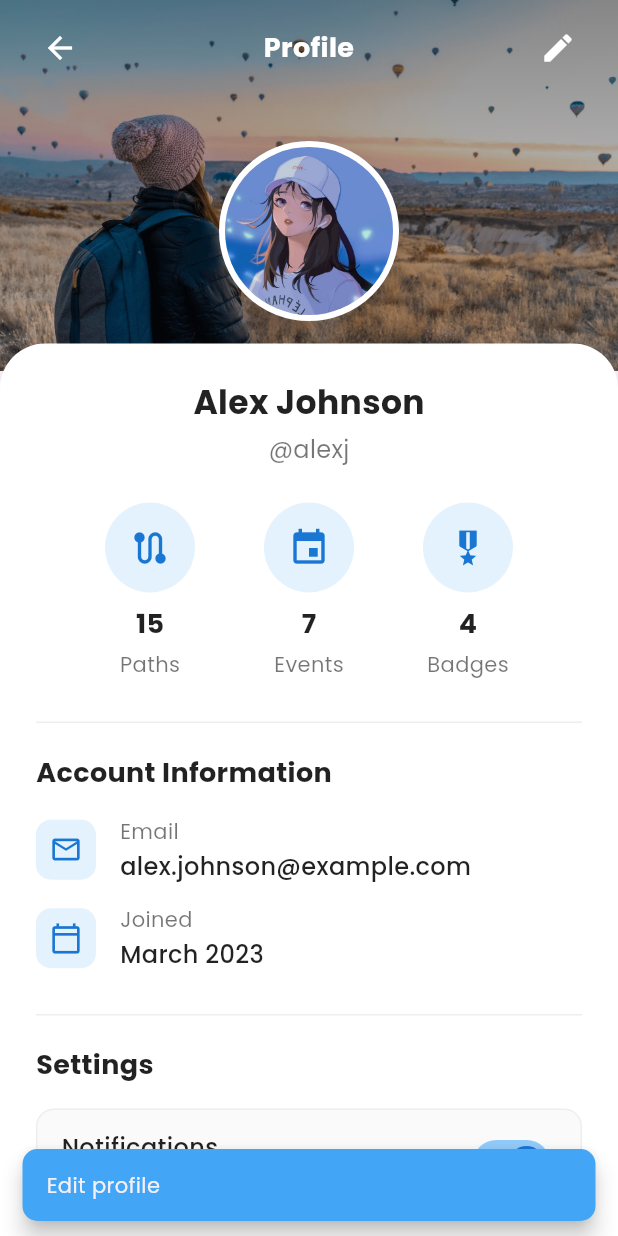
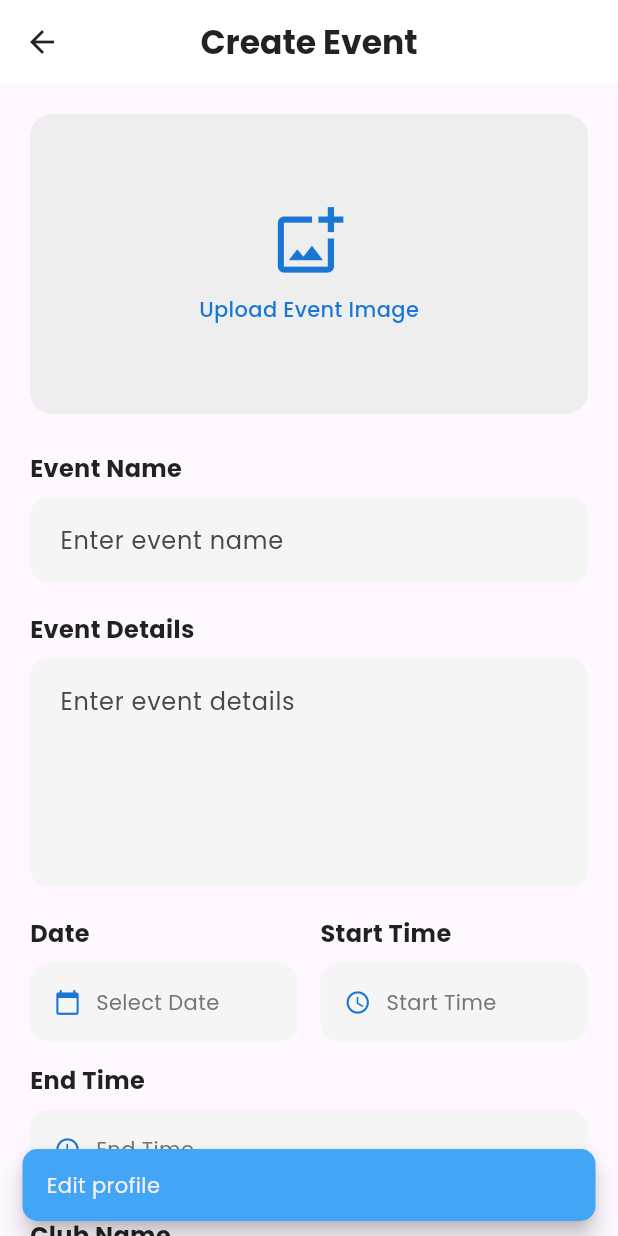
Before and after one commit to xponent-dmg/pathfinder, a Flutter app: the ProfilePage screen opened by its route, after a tap on the "edit" icon, on a phone screen of 412 x 824 dp. Run offline on Flutter 3.47's test engine with Material 3 defaults, Android fonts, the phone set to English and light mode, and no system bars; our stand-ins replace flutter_secure_storage, image_picker; accounts and stored records are empty.

Commit message:
feat: add image_picker dependency and update navigation for event creation

```diff
--- a/front_end/lib/main.dart
+++ b/front_end/lib/main.dart
@@ -1,9 +1,12 @@
 import 'package:flutter/material.dart';
+import 'package:path_finder/screens/club_leader.dart';
+import 'package:path_finder/screens/event_create_page.dart';
 import 'package:path_finder/screens/event_details_page.dart';
 import 'package:path_finder/screens/home_page.dart';
 import 'package:path_finder/screens/profile_page.dart';
 import 'package:path_finder/screens/signin.dart';
 import 'package:path_finder/screens/signup.dart';
+import 'package:path_finder/screens/start_page.dart';
 import './services/token_service.dart';
 import './utils/global.dart';
 
@@ -25,13 +28,16 @@ class MyApp extends StatelessWidget {
         primarySwatch: Colors.blue,
         visualDensity: VisualDensity.adaptivePlatformDensity,
       ),
-      initialRoute: '/signin',
+      initialRoute: '/',
       routes: {
-        '/': (context) => const App(),
+        '/': (context) => const StartPage(),
         '/home': (context) => const App(),
         '/signin': (context) => const SigninPage(),
+        '/signup': (context) => const SignupPage(),
         '/profile': (context) => const ProfilePage(),
+        '/clubleader': (context) => const ClubLeaderSignin(),
         '/event_details': (context) => const EventDetailsPage(),
+        '/event_create': (context) => const EventCreatePage(),
       },
     );
   }
--- a/front_end/lib/screens/event_create_page.dart
+++ b/front_end/lib/screens/event_create_page.dart
@@ -0,0 +1,556 @@
+import 'package:flutter/material.dart';
+import 'package:flutter/services.dart';
+import '../widgets/custom_snackbar.dart';
+import 'dart:io';
+import 'package:image_picker/image_picker.dart';
+
+class EventCreatePage extends StatefulWidget {
+  const EventCreatePage({super.key});
+
+  @override
+  State<EventCreatePage> createState() => _EventCreatePageState();
+}
+
+class _EventCreatePageState extends State<EventCreatePage> {
+  final _formKey = GlobalKey<FormState>();
+
+  // Controllers
+  final _eventNameController = TextEditingController();
+  final _eventDetailsController = TextEditingController();
+  final _eventLocationController = TextEditingController();
+  final _clubNameController = TextEditingController();
+
+  DateTime? _eventDate;
+  TimeOfDay? _startTime;
+  TimeOfDay? _endTime;
+  File? _imageFile;
+  final ImagePicker _picker = ImagePicker();
+
+  @override
+  void dispose() {
+    _eventNameController.dispose();
+    _eventDetailsController.dispose();
+    _eventLocationController.dispose();
+    _clubNameController.dispose();
+    super.dispose();
+  }
+
+  Future<void> _pickImage() async {
+    try {
+      final XFile? pickedFile = await _picker.pickImage(
+        source: ImageSource.gallery,
+        maxWidth: 1800,
+        maxHeight: 1800,
+      );
+      if (pickedFile != null) {
+        setState(() {
+          _imageFile = File(pickedFile.path);
+        });
+      }
+    } catch (e) {
+      ScaffoldMessenger.of(context).showSnackBar(
+        CustomSnackbar(
+          text: 'Failed to pick image: $e',
+          color: Colors.red,
+        ).build(),
+      );
+    }
+  }
+
+  Future<void> _selectDate(BuildContext context) async {
+    final DateTime? picked = await showDatePicker(
+      context: context,
+      initialDate: _eventDate ?? DateTime.now(),
+      firstDate: DateTime.now(),
+      lastDate: DateTime.now().add(const Duration(days: 365)),
+    );
+    if (picked != null && picked != _eventDate) {
+      setState(() {
+        _eventDate = picked;
+      });
+    }
+  }
+
+  Future<void> _selectStartTime(BuildContext context) async {
+    final TimeOfDay? picked = await showTimePicker(
+      context: context,
+      initialTime: _startTime ?? TimeOfDay.now(),
+    );
+    if (picked != null && picked != _startTime) {
+      setState(() {
+        _startTime = picked;
+      });
+    }
+  }
+
+  Future<void> _selectEndTime(BuildContext context) async {
+    final TimeOfDay? picked = await showTimePicker(
+      context: context,
+      initialTime: _endTime ?? TimeOfDay.now(),
+    );
+    if (picked != null && picked != _endTime) {
+      setState(() {
+        _endTime = picked;
+      });
+    }
+  }
+
+  void _handleCreateEvent() {
+    if (_formKey.currentState!.validate()) {
+      if (_eventDate == null) {
+        ScaffoldMessenger.of(context).showSnackBar(
+          CustomSnackbar(
+            text: 'Please select an event date',
+            color: Colors.red,
+          ).build(),
+        );
+        return;
+      }
+
+      if (_startTime == null || _endTime == null) {
+        ScaffoldMessenger.of(context).showSnackBar(
+          CustomSnackbar(
+            text: 'Please select start and end times',
+            color: Colors.red,
+          ).build(),
+        );
+        return;
+      }
+
+      if (_imageFile == null) {
+        ScaffoldMessenger.of(context).showSnackBar(
+          CustomSnackbar(
+            text: 'Please upload an event image',
+            color: Colors.red,
+          ).build(),
+        );
+        return;
+      }
+
+      // Process event creation
+      ScaffoldMessenger.of(context).showSnackBar(
+        CustomSnackbar(text: 'Creating event...').build(),
+      );
+
+      // Here you would typically submit the form data to an API
+      // For now, just show success and go back
+      Future.delayed(Duration(seconds: 2), () {
+        ScaffoldMessenger.of(context).showSnackBar(
+          CustomSnackbar(text: 'Event created successfully!').build(),
+        );
+
+        // Navigate back after success
+        Future.delayed(Duration(seconds: 1), () {
+          Navigator.pop(context);
+        });
+      });
+    }
+  }
+
+  String _formatDate(DateTime date) {
+    return "${date.day}/${date.month}/${date.year}";
+  }
+
+  String _formatTimeOfDay(TimeOfDay time) {
+    final hour = time.hour.toString().padLeft(2, '0');
+    final minute = time.minute.toString().padLeft(2, '0');
+    return "$hour:$minute";
+  }
+
+  @override
+  Widget build(BuildContext context) {
+    // Set status bar to transparent with light icons
+    SystemChrome.setSystemUIOverlayStyle(SystemUiOverlayStyle(
+      statusBarColor: Colors.transparent,
+      statusBarIconBrightness: Brightness.dark,
+    ));
+
+    return Scaffold(
+      appBar: AppBar(
+        backgroundColor: Colors.white,
+        elevation: 0,
+        iconTheme: IconThemeData(color: Colors.black87),
+        title: Text(
+          "Create Event",
+          style: TextStyle(
+            color: Colors.black87,
+            fontWeight: FontWeight.bold,
+          ),
+        ),
+        centerTitle: true,
+      ),
+      body: SingleChildScrollView(
+        child: Padding(
+          padding: const EdgeInsets.all(20.0),
+          child: Form(
+            key: _formKey,
+            child: Column(
+              crossAxisAlignment: CrossAxisAlignment.start,
+              children: [
+                // Event Image Upload
+                Center(
+                  child: GestureDetector(
+                    onTap: _pickImage,
+                    child: Container(
+                      width: double.infinity,
+                      height: 200,
+                      decoration: BoxDecoration(
+                        color: Colors.grey[200],
+                        borderRadius: BorderRadius.circular(15),
+                        image: _imageFile != null
+                            ? DecorationImage(
+                                image: FileImage(_imageFile!),
+                                fit: BoxFit.cover,
+                              )
+                            : null,
+                      ),
+                      child: _imageFile == null
+                          ? Column(
+                              mainAxisAlignment: MainAxisAlignment.center,
+                              children: [
+                                Icon(
+                                  Icons.add_photo_alternate_outlined,
+                                  size: 50,
+                                  color: Colors.blue[700],
+                                ),
+                                SizedBox(height: 10),
+                                Text(
+                                  "Upload Event Image",
+                                  style: TextStyle(
+                                    color: Colors.blue[700],
+                                    fontWeight: FontWeight.w500,
+                                  ),
+                                ),
+                              ],
+                            )
+                          : null,
+                    ),
+                  ),
+                ),
+                SizedBox(height: 25),
+
+                // Event Name
+                Text(
+                  "Event Name",
+                  style: TextStyle(
+                    fontSize: 16,
+                    fontWeight: FontWeight.bold,
+                    color: Colors.black87,
+                  ),
+                ),
+                SizedBox(height: 8),
+                TextFormField(
+                  controller: _eventNameController,
+                  decoration: InputDecoration(
+                    hintText: "Enter event name",
+                    fillColor: Colors.grey[100],
+                    filled: true,
+                    border: OutlineInputBorder(
+                      borderRadius: BorderRadius.circular(12),
+                      borderSide: BorderSide.none,
+                    ),
+                    contentPadding: EdgeInsets.symmetric(
+                      vertical: 16,
+                      horizontal: 16,
+                    ),
+                  ),
+                  validator: (value) {
+                    if (value == null || value.trim().isEmpty) {
+                      return 'Please enter event name';
+                    }
+                    return null;
+                  },
+                ),
+                SizedBox(height: 20),
+
+                // Event Details
+                Text(
+                  "Event Details",
+                  style: TextStyle(
+                    fontSize: 16,
+                    fontWeight: FontWeight.bold,
+                    color: Colors.black87,
+                  ),
+                ),
+                SizedBox(height: 8),
+                TextFormField(
+                  controller: _eventDetailsController,
+                  maxLines: 5,
+                  decoration: InputDecoration(
+                    hintText: "Enter event details",
+                    fillColor: Colors.grey[100],
+                    filled: true,
+                    border: OutlineInputBorder(
+                      borderRadius: BorderRadius.circular(12),
+                      borderSide: BorderSide.none,
+                    ),
+                    contentPadding: EdgeInsets.symmetric(
+                      vertical: 16,
+                      horizontal: 16,
+                    ),
+                  ),
+                  validator: (value) {
+                    if (value == null || value.trim().isEmpty) {
+                      return 'Please enter event details';
+                    }
+                    return null;
+                  },
+                ),
+                SizedBox(height: 20),
+
+                // Date and Time
+                Row(
+                  children: [
+                    Expanded(
+                      child: Column(
+                        crossAxisAlignment: CrossAxisAlignment.start,
+                        children: [
+                          Text(
+                            "Date",
+                            style: TextStyle(
+                              fontSize: 16,
+                              fontWeight: FontWeight.bold,
+                              color: Colors.black87,
+                            ),
+                          ),
+                          SizedBox(height: 8),
+                          InkWell(
+                            onTap: () => _selectDate(context),
+                            child: Container(
+                              padding: EdgeInsets.symmetric(
+                                vertical: 16,
+                                horizontal: 16,
+                              ),
+                              decoration: BoxDecoration(
+                                color: Colors.grey[100],
+                                borderRadius: BorderRadius.circular(12),
+                              ),
+                              child: Row(
+                                children: [
+                                  Icon(
+                                    Icons.calendar_today,
+                                    color: Colors.blue[700],
+                                    size: 18,
+                                  ),
+                                  SizedBox(width: 10),
+                                  Text(
+                                    _eventDate != null
+                                        ? _formatDate(_eventDate!)
+                                        : "Select Date",
+                                    style: TextStyle(
+                                      color: _eventDate != null
+                                          ? Colors.black87
+                                          : Colors.grey[600],
+                                    ),
+                                  ),
+                                ],
+                              ),
+                            ),
+                          ),
+                        ],
+                      ),
+                    ),
+                    SizedBox(width: 15),
+                    Expanded(
+                      child: Column(
+                        crossAxisAlignment: CrossAxisAlignment.start,
+                        children: [
+                          Text(
+                            "Start Time",
+                            style: TextStyle(
+                              fontSize: 16,
+                              fontWeight: FontWeight.bold,
+                              color: Colors.black87,
+                            ),
+                          ),
+                          SizedBox(height: 8),
+                          InkWell(
+                            onTap: () => _selectStartTime(context),
+                            child: Container(
+                              padding: EdgeInsets.symmetric(
+                                vertical: 16,
+                                horizontal: 16,
+                              ),
+                              decoration: BoxDecoration(
+                                color: Colors.grey[100],
+                                borderRadius: BorderRadius.circular(12),
+                              ),
+                              child: Row(
+                                children: [
+                                  Icon(
+                                    Icons.access_time,
+                                    color: Colors.blue[700],
+                                    size: 18,
+                                  ),
+                                  SizedBox(width: 10),
+                                  Text(
+                                    _startTime != null
+                                        ? _formatTimeOfDay(_startTime!)
+                                        : "Start Time",
+                                    style: TextStyle(
+                                      color: _startTime != null
+                                          ? Colors.black87
+                                          : Colors.grey[600],
+                                    ),
+                                  ),
+                                ],
+                              ),
+                            ),
+                          ),
+                        ],
+                      ),
+                    ),
+                  ],
+                ),
+                SizedBox(height: 15),
+
+                // End Time
+                Column(
+                  crossAxisAlignment: CrossAxisAlignment.start,
+                  children: [
+                    Text(
+                      "End Time",
+                      style: TextStyle(
+                        fontSize: 16,
+                        fontWeight: FontWeight.bold,
+                        color: Colors.black87,
+                      ),
+                    ),
+                    SizedBox(height: 8),
+                    InkWell(
+                      onTap: () => _selectEndTime(context),
+                      child: Container(
+                        padding: EdgeInsets.symmetric(
+                          vertical: 16,
+                          horizontal: 16,
+                        ),
+                        decoration: BoxDecoration(
+                          color: Colors.grey[100],
+                          borderRadius: BorderRadius.circular(12),
+                        ),
+                        child: Row(
+                          children: [
+                            Icon(
+                              Icons.access_time,
+                              color: Colors.blue[700],
+                              size: 18,
+                            ),
+                            SizedBox(width: 10),
+                            Text(
+                              _endTime != null
+                                  ? _formatTimeOfDay(_endTime!)
+                                  : "End Time",
+                              style: TextStyle(
+                                color: _endTime != null
+                                    ? Colors.black87
+                                    : Colors.grey[600],
+                              ),
+                            ),
+                          ],
+                        ),
+                      ),
+                    ),
+                  ],
+                ),
+                SizedBox(height: 20),
+
+                // Club Name
+                Text(
+                  "Club Name",
+                  style: TextStyle(
+                    fontSize: 16,
+                    fontWeight: FontWeight.bold,
+                    color: Colors.black87,
+                  ),
+                ),
+                SizedBox(height: 8),
+                TextFormField(
+                  controller: _clubNameController,
+                  decoration: InputDecoration(
+                    hintText: "Enter club name",
+                    fillColor: Colors.grey[100],
+                    filled: true,
+                    border: OutlineInputBorder(
+                      borderRadius: BorderRadius.circular(12),
+                      borderSide: BorderSide.none,
+                    ),
+                    contentPadding: EdgeInsets.symmetric(
+                      vertical: 16,
+                      horizontal: 16,
+                    ),
+                  ),
+                  validator: (value) {
+                    if (value == null || value.trim().isEmpty) {
+                      return 'Please enter club name';
+                    }
+                    return null;
+                  },
+                ),
+                SizedBox(height: 20),
+
+                // Location
+                Text(
+                  "Location",
+                  style: TextStyle(
+                    fontSize: 16,
+                    fontWeight: FontWeight.bold,
+                    color: Colors.black87,
+                  ),
+                ),
+                SizedBox(height: 8),
+                TextFormField(
+                  controller: _eventLocationController,
+                  decoration: InputDecoration(
+                    hintText: "Enter event location",
+                    fillColor: Colors.grey[100],
+                    filled: true,
+                    border: OutlineInputBorder(
+                      borderRadius: BorderRadius.circular(12),
+                      borderSide: BorderSide.none,
+                    ),
+                    contentPadding: EdgeInsets.symmetric(
+                      vertical: 16,
+                      horizontal: 16,
+                    ),
+                  ),
+                  validator: (value) {
+                    if (value == null || value.trim().isEmpty) {
+                      return 'Please enter event location';
+                    }
+                    return null;
+                  },
+                ),
+                SizedBox(height: 30),
+
+                // Create Event Button
+                SizedBox(
+                  width: double.infinity,
+                  height: 54,
+                  child: ElevatedButton(
+                    onPressed: _handleCreateEvent,
+                    style: ElevatedButton.styleFrom(
+                      backgroundColor: Colors.blue[700],
+                      foregroundColor: Colors.white,
+                      elevation: 0,
+                      shape: RoundedRectangleBorder(
+                        borderRadius: BorderRadius.circular(12),
+                      ),
+                    ),
+                    child: Text(
+                      "Create Event",
+                      style: TextStyle(
+                        fontSize: 16,
+                        fontWeight: FontWeight.bold,
+                      ),
+                    ),
+                  ),
+                ),
+                SizedBox(height: 30),
+              ],
+            ),
+          ),
+        ),
+      ),
+    );
+  }
+}
--- a/front_end/lib/screens/profile_page.dart
+++ b/front_end/lib/screens/profile_page.dart
@@ -167,6 +167,7 @@ class _ProfilePageState extends State<ProfilePage>
                         IconButton(
                           icon: Icon(Icons.edit, color: Colors.white),
                           onPressed: () {
+                            Navigator.pushNamed(context, '/event_create');
                             ScaffoldMessenger.of(context).showSnackBar(
                               CustomSnackbar(text: 'Edit profile').build(),
                             );
--- a/front_end/lib/widgets/bottom_navbar.dart
+++ b/front_end/lib/widgets/bottom_navbar.dart
@@ -14,6 +14,9 @@ class _BottomNavbarState extends State<BottomNavbar> {
     setState(() {
       _selectedIndex = index;
     });
+    if (_selectedIndex == 2) {
+      Navigator.pushNamed(context, '/event_create');
+    }
   }
 
   @override
--- a/front_end/pubspec.yaml
+++ b/front_end/pubspec.yaml
@@ -37,6 +37,7 @@ dependencies:
   google_fonts: ^6.2.1
   http: ^1.2.1
   flutter_secure_storage: ^9.0.0
+  image_picker: ^1.1.2
 
 dev_dependencies:
   flutter_test:
```
Also changed, not shown: 4 other files.
